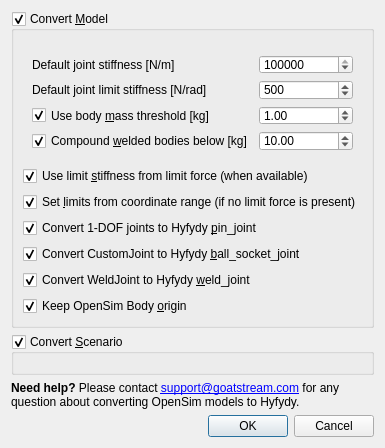
Before: the Qt Designer form src/sconestudio/ConvertScenario.ui in tgeijten/scone-studio, drawn with Qt 5.
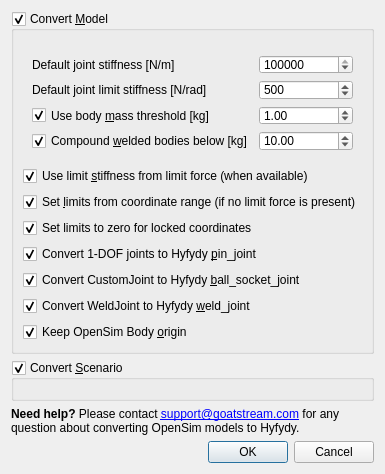
After: the same form once the commit is applied. Custom widgets are drawn as their Qt base class.

Commit message: U*: Convert scenario now uses ModelHyfydyPrecise, added Set limits to zero for locked coordinates

What changed in the file:
```diff
--- a/src/sconestudio/ConvertScenario.ui
+++ b/src/sconestudio/ConvertScenario.ui
@@ -147,6 +147,16 @@
         </property>
        </widget>
       </item>
+      <item>
+       <widget class="QCheckBox" name="useLockedCoordinates">
+        <property name="text">
+         <string>Set limits to zero for locked coordinates</string>
+        </property>
+        <property name="checked">
+         <bool>true</bool>
+        </property>
+       </widget>
+      </item>
       <item>
        <widget class="QCheckBox" name="usePinJoints">
         <property name="text">
```
The commit also changes 1 other file.
